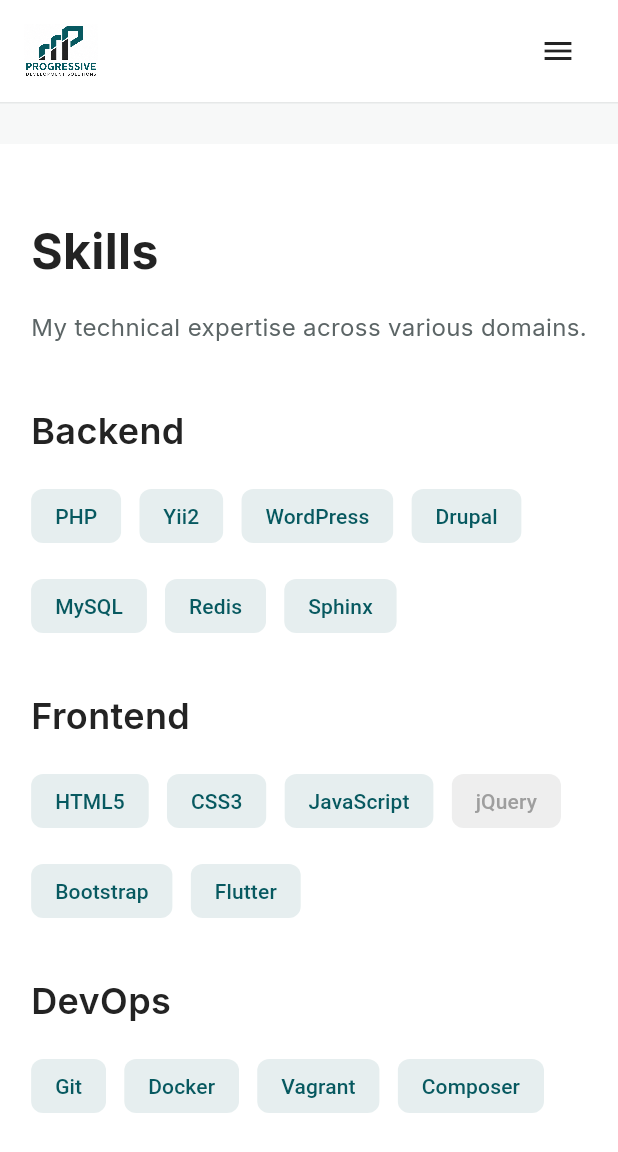
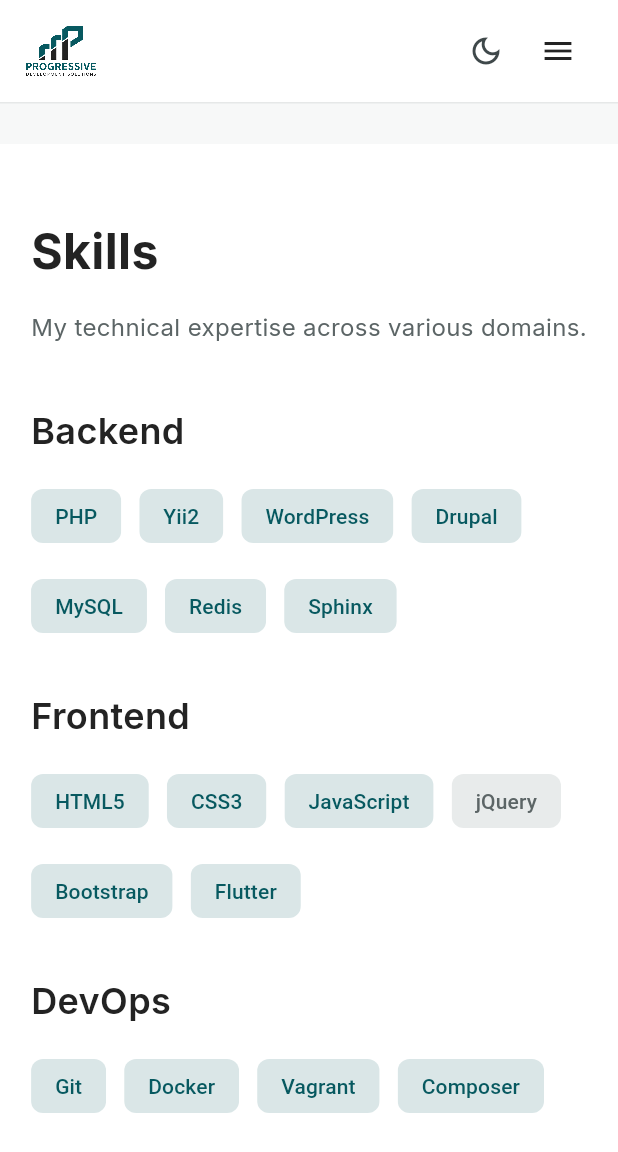
Before and after one commit to ukccatc/portfolio_app, a Flutter app: the screen it shows after launch, scrolled down 576 dp, on a phone screen of 412 x 824 dp. Shown: the top 1152 px of the screen. Run offline on Flutter 3.47's test engine with Material 3 defaults, Android fonts, the phone set to English and light mode, and no system bars; drawn by our look-alikes of scrollable_positioned_list; our stand-ins replace font_awesome_flutter, google_fonts.

Commit message:
Add dark theme and a high-contrast favicon.
The previous white 32px mark was invisible in the tab; use a teal icon plus cache-busted ico/png links. Light/dark palettes share the same widgets via AppColors.of.

Co-authored-by: Cursor <cursoragent@cursor.com>

```diff
--- a/lib/main.dart
+++ b/lib/main.dart
@@ -1,4 +1,5 @@
 import 'package:flutter/material.dart';
+import 'package:google_fonts/google_fonts.dart';
 import 'src/pages/home_page.dart';
 import 'src/utils/constants.dart';
 
@@ -6,36 +7,65 @@ void main() {
   runApp(const PortfolioApp());
 }
 
-class PortfolioApp extends StatelessWidget {
+class PortfolioApp extends StatefulWidget {
   const PortfolioApp({super.key});
 
   @override
-  Widget build(BuildContext context) {
+  State<PortfolioApp> createState() => _PortfolioAppState();
+}
+
+class _PortfolioAppState extends State<PortfolioApp> {
+  ThemeMode _themeMode = ThemeMode.system;
+
+  void _toggleTheme() {
+    final platformDark =
+        WidgetsBinding.instance.platformDispatcher.platformBrightness ==
+        Brightness.dark;
+    final isDark =
+        _themeMode == ThemeMode.dark ||
+        (_themeMode == ThemeMode.system && platformDark);
+    setState(() {
+      _themeMode = isDark ? ThemeMode.light : ThemeMode.dark;
+    });
+  }
+
+  ThemeData _theme(AppColors colors, Brightness brightness) {
     final radius = RoundedRectangleBorder(
       borderRadius: BorderRadius.circular(8),
     );
-
-    return MaterialApp(
-      title: 'Oleg Rostovtsev - Portfolio',
-      debugShowCheckedModeBanner: false,
-      theme: ThemeData(
+    return ThemeData(
+      brightness: brightness,
       colorScheme: ColorScheme.fromSeed(
-          seedColor: AppColors.primary,
-          primary: AppColors.primary,
-          secondary: AppColors.secondary,
-          surface: AppColors.surface,
+        seedColor: colors.primary,
+        brightness: brightness,
+        primary: colors.primary,
+        secondary: colors.secondary,
+        surface: colors.surface,
       ),
       useMaterial3: true,
-        scaffoldBackgroundColor: AppColors.background,
+      scaffoldBackgroundColor: colors.background,
       textTheme: TextTheme(
-          displayLarge: AppTextStyles.header,
-          displayMedium: AppTextStyles.subHeader,
-          bodyLarge: AppTextStyles.body,
+        displayLarge: GoogleFonts.inter(
+          fontSize: 32,
+          fontWeight: FontWeight.bold,
+          color: colors.textPrimary,
+        ),
+        displayMedium: GoogleFonts.inter(
+          fontSize: 24,
+          fontWeight: FontWeight.w600,
+          color: colors.textPrimary,
+        ),
+        bodyLarge: GoogleFonts.inter(
+          fontSize: 16,
+          fontWeight: FontWeight.normal,
+          color: colors.textSecondary,
+          height: 1.5,
+        ),
       ),
       elevatedButtonTheme: ElevatedButtonThemeData(
         style: ElevatedButton.styleFrom(
-            backgroundColor: AppColors.primary,
-            foregroundColor: Colors.white,
+          backgroundColor: colors.primary,
+          foregroundColor: colors.onPrimary,
           elevation: 0,
           padding: const EdgeInsets.symmetric(horizontal: 28, vertical: 16),
           minimumSize: const Size(44, 44),
@@ -44,19 +74,33 @@ class PortfolioApp extends StatelessWidget {
       ),
       outlinedButtonTheme: OutlinedButtonThemeData(
         style: OutlinedButton.styleFrom(
-            foregroundColor: AppColors.primary,
-            side: const BorderSide(color: AppColors.primary),
+          foregroundColor: colors.primary,
+          side: BorderSide(color: colors.primary),
           padding: const EdgeInsets.symmetric(horizontal: 28, vertical: 16),
           minimumSize: const Size(44, 44),
           shape: radius,
         ),
       ),
-        floatingActionButtonTheme: const FloatingActionButtonThemeData(
-          backgroundColor: AppColors.primary,
-          foregroundColor: Colors.white,
+      floatingActionButtonTheme: FloatingActionButtonThemeData(
+        backgroundColor: colors.primary,
+        foregroundColor: colors.onPrimary,
       ),
+      popupMenuTheme: PopupMenuThemeData(
+        color: colors.surface,
+        textStyle: TextStyle(color: colors.textPrimary),
       ),
-      home: const HomePage(),
+    );
+  }
+
+  @override
+  Widget build(BuildContext context) {
+    return MaterialApp(
+      title: 'Oleg Rostovtsev - Portfolio',
+      debugShowCheckedModeBanner: false,
+      theme: _theme(AppColors.light, Brightness.light),
+      darkTheme: _theme(AppColors.dark, Brightness.dark),
+      themeMode: _themeMode,
+      home: HomePage(onToggleTheme: _toggleTheme, themeMode: _themeMode),
     );
   }
 }
--- a/lib/src/pages/home_page.dart
+++ b/lib/src/pages/home_page.dart
@@ -11,7 +11,14 @@ import '../widgets/about_section.dart';
 import '../widgets/contact_section.dart';
 
 class HomePage extends StatefulWidget {
-  const HomePage({super.key});
+  const HomePage({
+    super.key,
+    required this.onToggleTheme,
+    required this.themeMode,
+  });
+
+  final VoidCallback onToggleTheme;
+  final ThemeMode themeMode;
 
   @override
   State<HomePage> createState() => _HomePageState();
@@ -30,16 +37,6 @@ class _HomePageState extends State<HomePage> {
     EducationSection(),
     AboutSection(),
     ContactSection(),
-  ];
-
-  static const List<Color> _sectionColors = [
-    AppColors.background,
-    AppColors.surface,
-    AppColors.background,
-    AppColors.surface,
-    AppColors.background,
-    AppColors.surface,
-    AppColors.background,
   ];
 
   int _topIndex = 0;
@@ -77,22 +74,37 @@ class _HomePageState extends State<HomePage> {
 
   @override
   Widget build(BuildContext context) {
+    final colors = AppColors.of(context);
+    final sectionColors = [
+      colors.background,
+      colors.surface,
+      colors.background,
+      colors.surface,
+      colors.background,
+      colors.surface,
+      colors.background,
+    ];
+
     return Scaffold(
       body: Column(
         children: [
-          NavBar(onNavItemTap: _scrollToSection),
+          NavBar(
+            onNavItemTap: _scrollToSection,
+            onToggleTheme: widget.onToggleTheme,
+            themeMode: widget.themeMode,
+          ),
           Expanded(
             child: ScrollablePositionedList.builder(
               itemCount: _sections.length + 1,
               itemBuilder: (context, index) {
                 if (index == _sections.length) {
-                  return const ColoredBox(
-                    color: AppColors.surface,
-                    child: _SiteFooter(),
+                  return ColoredBox(
+                    color: colors.surface,
+                    child: const _SiteFooter(),
                   );
                 }
                 return ColoredBox(
-                  color: _sectionColors[index],
+                  color: sectionColors[index],
                   child: Center(
                     child: ConstrainedBox(
                       constraints: const BoxConstraints(
@@ -125,9 +137,10 @@ class _SiteFooter extends StatelessWidget {
 
   @override
   Widget build(BuildContext context) {
+    final colors = AppColors.of(context);
     return DecoratedBox(
-      decoration: const BoxDecoration(
-        border: Border(top: BorderSide(color: Color(0xFFE6E8E8))),
+      decoration: BoxDecoration(
+        border: Border(top: BorderSide(color: colors.border)),
       ),
       child: Center(
         child: ConstrainedBox(
@@ -148,8 +161,8 @@ class _SiteFooter extends StatelessWidget {
                 const BrandLogo(height: 36),
                 Text(
                   'Oleg Rostovtsev',
-                  style: AppTextStyles.body.copyWith(
-                    color: AppColors.textPrimary,
+                  style: AppTextStyles.body(context).copyWith(
+                    color: colors.textPrimary,
                   ),
                 ),
               ],
--- a/lib/src/utils/constants.dart
+++ b/lib/src/utils/constants.dart
@@ -2,39 +2,89 @@ import 'package:flutter/material.dart';
 import 'package:google_fonts/google_fonts.dart';
 
 class AppColors {
-  static const Color primary = Color(0xFF075960);
-  static const Color secondary = Color(0xFF231F20);
-  static const Color background = Color(0xFFF7F8F8);
-  static const Color surface = Colors.white;
-  static const Color textPrimary = Color(0xFF232323);
-  static const Color textSecondary = Color(0xFF5C6566);
-  static const Color accent = Color(0xFF075960);
+  const AppColors({
+    required this.primary,
+    required this.secondary,
+    required this.background,
+    required this.surface,
+    required this.textPrimary,
+    required this.textSecondary,
+    required this.accent,
+    required this.onPrimary,
+    required this.border,
+    required this.shadow,
+    required this.mutedFill,
+  });
+
+  final Color primary;
+  final Color secondary;
+  final Color background;
+  final Color surface;
+  final Color textPrimary;
+  final Color textSecondary;
+  final Color accent;
+  final Color onPrimary;
+  final Color border;
+  final Color shadow;
+  final Color mutedFill;
+
+  static const light = AppColors(
+    primary: Color(0xFF075960),
+    secondary: Color(0xFF231F20),
+    background: Color(0xFFF7F8F8),
+    surface: Color(0xFFFFFFFF),
+    textPrimary: Color(0xFF232323),
+    textSecondary: Color(0xFF5C6566),
+    accent: Color(0xFF075960),
+    onPrimary: Color(0xFFFFFFFF),
+    border: Color(0xFFE6E8E8),
+    shadow: Color(0x0D000000),
+    mutedFill: Color(0xFFE8EBEB),
+  );
+
+  static const dark = AppColors(
+    primary: Color(0xFF3DB8C0),
+    secondary: Color(0xFF9AA3A3),
+    background: Color(0xFF0E1414),
+    surface: Color(0xFF171E1E),
+    textPrimary: Color(0xFFF3F5F5),
+    textSecondary: Color(0xFFA8B3B3),
+    accent: Color(0xFF3DB8C0),
+    onPrimary: Color(0xFF062E31),
+    border: Color(0xFF2C3535),
+    shadow: Color(0x66000000),
+    mutedFill: Color(0xFF222A2A),
+  );
+
+  static AppColors of(BuildContext context) {
+    return Theme.of(context).brightness == Brightness.dark ? dark : light;
+  }
 }
 
 class AppTextStyles {
-  static TextStyle get header => GoogleFonts.inter(
+  static TextStyle header(BuildContext context) => GoogleFonts.inter(
     fontSize: 32,
     fontWeight: FontWeight.bold,
-    color: AppColors.textPrimary,
+    color: AppColors.of(context).textPrimary,
   );
 
-  static TextStyle get subHeader => GoogleFonts.inter(
+  static TextStyle subHeader(BuildContext context) => GoogleFonts.inter(
     fontSize: 24,
     fontWeight: FontWeight.w600,
-    color: AppColors.textPrimary,
+    color: AppColors.of(context).textPrimary,
   );
 
-  static TextStyle get body => GoogleFonts.inter(
+  static TextStyle body(BuildContext context) => GoogleFonts.inter(
     fontSize: 16,
     fontWeight: FontWeight.normal,
-    color: AppColors.textSecondary,
+    color: AppColors.of(context).textSecondary,
     height: 1.5,
   );
 
-  static TextStyle get navLink => GoogleFonts.inter(
+  static TextStyle navLink(BuildContext context) => GoogleFonts.inter(
     fontSize: 15,
     fontWeight: FontWeight.w500,
-    color: AppColors.textPrimary,
+    color: AppColors.of(context).textPrimary,
   );
 }
 
--- a/lib/src/widgets/hero_section.dart
+++ b/lib/src/widgets/hero_section.dart
@@ -37,24 +37,29 @@ class HeroSection extends StatelessWidget {
             children: [
               Text(
                 "Hello, I'm",
-                style: AppTextStyles.subHeader.copyWith(color: AppColors.accent),
+                style: AppTextStyles.subHeader(context).copyWith(
+                  color: AppColors.of(context).accent,
+                ),
               ),
               const SizedBox(height: 16),
               Text(
                 Data.name,
-                style: AppTextStyles.header.copyWith(
+                style: AppTextStyles.header(context).copyWith(
                   fontSize: isNarrow ? 36 : 64,
                 ),
               ),
               const SizedBox(height: 16),
               Text(
                 Data.role,
-                style: AppTextStyles.subHeader.copyWith(
-                  color: AppColors.textSecondary,
+                style: AppTextStyles.subHeader(context).copyWith(
+                  color: AppColors.of(context).textSecondary,
                 ),
               ),
               const SizedBox(height: 32),
-              Text(Data.goal, style: AppTextStyles.body.copyWith(fontSize: 20)),
+              Text(
+                Data.goal,
+                style: AppTextStyles.body(context).copyWith(fontSize: 20),
+              ),
               const SizedBox(height: 48),
               Wrap(
                 spacing: 16,
@@ -67,8 +72,8 @@ class HeroSection extends StatelessWidget {
                       'Could not open CV',
                     ),
                     style: ElevatedButton.styleFrom(
-                      backgroundColor: AppColors.primary,
-                      foregroundColor: Colors.white,
+                      backgroundColor: AppColors.of(context).primary,
+                      foregroundColor: AppColors.of(context).onPrimary,
                       padding: const EdgeInsets.symmetric(
                         horizontal: 32,
                         vertical: 20,
--- a/lib/src/widgets/nav_bar.dart
+++ b/lib/src/widgets/nav_bar.dart
@@ -9,13 +9,26 @@ class BrandLogo extends StatelessWidget {
 
   @override
   Widget build(BuildContext context) {
-    final image = Image.asset(
+    final isDark = Theme.of(context).brightness == Brightness.dark;
+    Widget image = Image.asset(
       AppConstants.logoAsset,
       height: height,
       fit: BoxFit.contain,
       filterQuality: FilterQuality.high,
       semanticLabel: 'Progressive Development Solutions',
     );
+    if (isDark) {
+      image = DecoratedBox(
+        decoration: BoxDecoration(
+          color: Colors.white,
+          borderRadius: BorderRadius.circular(8),
+        ),
+        child: Padding(
+          padding: const EdgeInsets.symmetric(horizontal: 8, vertical: 4),
+          child: image,
+        ),
+      );
+    }
     if (onTap == null) return image;
     return MouseRegion(
       cursor: SystemMouseCursors.click,
@@ -26,37 +39,75 @@ class BrandLogo extends StatelessWidget {
 
 class NavBar extends StatelessWidget {
   final Function(int) onNavItemTap;
+  final VoidCallback onToggleTheme;
+  final ThemeMode themeMode;
 
-  const NavBar({super.key, required this.onNavItemTap});
+  const NavBar({
+    super.key,
+    required this.onNavItemTap,
+    required this.onToggleTheme,
+    required this.themeMode,
+  });
 
   @override
   Widget build(BuildContext context) {
     return LayoutBuilder(
       builder: (context, constraints) {
         if (constraints.maxWidth > 800) {
-          return _DesktopNavBar(onNavItemTap: onNavItemTap);
+          return _DesktopNavBar(
+            onNavItemTap: onNavItemTap,
+            onToggleTheme: onToggleTheme,
+            themeMode: themeMode,
+          );
         }
-        return _MobileNavBar(onNavItemTap: onNavItemTap);
+        return _MobileNavBar(
+          onNavItemTap: onNavItemTap,
+          onToggleTheme: onToggleTheme,
+          themeMode: themeMode,
+        );
       },
+    );
+  }
+}
+
+class _ThemeToggle extends StatelessWidget {
+  const _ThemeToggle({required this.onToggleTheme});
+
+  final VoidCallback onToggleTheme;
+
+  @override
+  Widget build(BuildContext context) {
+    final isDark = Theme.of(context).brightness == Brightness.dark;
+    return IconButton(
+      tooltip: isDark ? 'Switch to light theme' : 'Switch to dark theme',
+      onPressed: onToggleTheme,
+      icon: Icon(isDark ? Icons.light_mode_outlined : Icons.dark_mode_outlined),
     );
   }
 }
 
 class _DesktopNavBar extends StatelessWidget {
   final Function(int) onNavItemTap;
+  final VoidCallback onToggleTheme;
+  final ThemeMode themeMode;
 
-  const _DesktopNavBar({required this.onNavItemTap});
+  const _DesktopNavBar({
+    required this.onNavItemTap,
+    required this.onToggleTheme,
+    required this.themeMode,
+  });
 
   @override
   Widget build(BuildContext context) {
+    final colors = AppColors.of(context);
     return Container(
       padding: const EdgeInsets.symmetric(
         horizontal: AppConstants.paddingDesktop,
         vertical: 12,
       ),
-      decoration: const BoxDecoration(
-        color: AppColors.surface,
-        border: Border(bottom: BorderSide(color: Color(0xFFE6E8E8))),
+      decoration: BoxDecoration(
+        color: colors.surface,
+        border: Border(bottom: BorderSide(color: colors.border)),
       ),
       child: Row(
         children: [
@@ -69,6 +120,8 @@ class _DesktopNavBar extends StatelessWidget {
           _NavItem(title: "Education", onTap: () => onNavItemTap(4)),
           _NavItem(title: "About", onTap: () => onNavItemTap(5)),
           _NavItem(title: "Contact", onTap: () => onNavItemTap(6)),
+          const SizedBox(width: 8),
+          _ThemeToggle(onToggleTheme: onToggleTheme),
         ],
       ),
     );
@@ -77,19 +130,26 @@ class _DesktopNavBar extends StatelessWidget {
 
 class _MobileNavBar extends StatelessWidget {
   final Function(int) onNavItemTap;
+  final VoidCallback onToggleTheme;
+  final ThemeMode themeMode;
 
-  const _MobileNavBar({required this.onNavItemTap});
+  const _MobileNavBar({
+    required this.onNavItemTap,
+    required this.onToggleTheme,
+    required this.themeMode,
+  });
 
   @override
   Widget build(BuildContext context) {
+    final colors = AppColors.of(context);
     return Container(
       padding: const EdgeInsets.symmetric(
         horizontal: AppConstants.paddingMobile,
         vertical: 10,
       ),
-      decoration: const BoxDecoration(
-        color: AppColors.surface,
-        border: Border(bottom: BorderSide(color: Color(0xFFE6E8E8))),
+      decoration: BoxDecoration(
+        color: colors.surface,
+        border: Border(bottom: BorderSide(color: colors.border)),
       ),
       child: Row(
         children: [
@@ -99,8 +159,9 @@ class _MobileNavBar extends StatelessWidget {
               child: BrandLogo(height: 36, onTap: () => onNavItemTap(0)),
             ),
           ),
+          _ThemeToggle(onToggleTheme: onToggleTheme),
           PopupMenuButton<int>(
-            icon: const Icon(Icons.menu, color: AppColors.textPrimary),
+            icon: Icon(Icons.menu, color: colors.textPrimary),
             tooltip: 'Open menu',
             onSelected: onNavItemTap,
             itemBuilder: (context) => [
@@ -134,6 +195,7 @@ class _NavItemState extends State<_NavItem> {
 
   @override
   Widget build(BuildContext context) {
+    final colors = AppColors.of(context);
     return Padding(
       padding: const EdgeInsets.only(left: 20),
       child: MouseRegion(
@@ -144,8 +206,8 @@ class _NavItemState extends State<_NavItem> {
           onTap: widget.onTap,
           child: AnimatedDefaultTextStyle(
             duration: const Duration(milliseconds: 150),
-            style: AppTextStyles.navLink.copyWith(
-              color: _hovered ? AppColors.primary : AppColors.textPrimary,
+            style: AppTextStyles.navLink(context).copyWith(
+              color: _hovered ? colors.primary : colors.textPrimary,
             ),
             child: Text(widget.title),
           ),
--- a/lib/src/widgets/skills_section.dart
+++ b/lib/src/widgets/skills_section.dart
@@ -15,11 +15,11 @@ class SkillsSection extends StatelessWidget {
       child: Column(
         crossAxisAlignment: CrossAxisAlignment.start,
         children: [
-          Text("Skills", style: AppTextStyles.header),
+          Text("Skills", style: AppTextStyles.header(context)),
           const SizedBox(height: 16),
           Text(
             "My technical expertise across various domains.",
-            style: AppTextStyles.body,
+            style: AppTextStyles.body(context),
           ),
           const SizedBox(height: 40),
           ...categories.map((category) {
@@ -29,7 +29,7 @@ class SkillsSection extends StatelessWidget {
             return Column(
               crossAxisAlignment: CrossAxisAlignment.start,
               children: [
-                Text(category, style: AppTextStyles.subHeader),
+                Text(category, style: AppTextStyles.subHeader(context)),
                 const SizedBox(height: 16),
                 Wrap(
                   spacing: 12,
@@ -55,13 +55,14 @@ class _SkillChip extends StatelessWidget {
 
   @override
   Widget build(BuildContext context) {
+    final colors = AppColors.of(context);
     return Chip(
       label: Text(skill.name),
       backgroundColor: skill.isLegacy
-          ? Colors.grey[200]
-          : AppColors.primary.withValues(alpha: 0.1),
+          ? colors.mutedFill
+          : colors.primary.withValues(alpha: 0.15),
       labelStyle: TextStyle(
-        color: skill.isLegacy ? Colors.grey : AppColors.primary,
+        color: skill.isLegacy ? colors.textSecondary : colors.primary,
         fontWeight: FontWeight.w500,
       ),
       side: BorderSide.none,
```
Also changed, not shown: lib/src/widgets/about_section.dart (+12 -12 lines), lib/src/widgets/contact_section.dart (+27 -16 lines), lib/src/widgets/education_section.dart (+10 -9 lines), lib/src/widgets/experience_section.dart (+14 -13 lines), lib/src/widgets/projects_section.dart (+14 -13 lines), assets/branding/pds_logo.png, 10 other files. Lines whose indentation alone changed are shown as unchanged.
